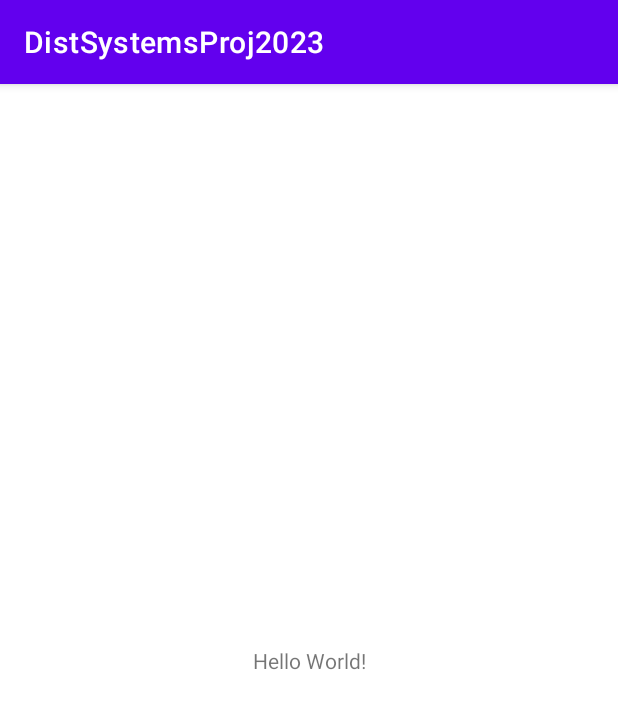
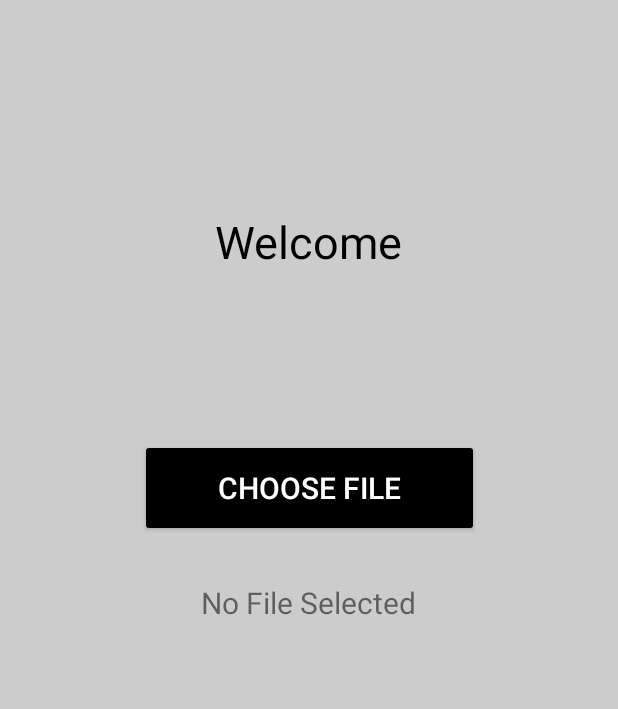
Before and after one commit to giorgosvlachos9/Distributed-Systems-Android-Project-2023, an Android app: the screen it shows after launch (MainActivity), on a phone screen of 412 x 824 dp. Shown: the top 709 px of the screen. Run offline under Robolectric (Android 15) with nearby library versions, the light colour scheme and no system bars.

Commit message:
First small update!

```diff
--- a/app/build.gradle
+++ b/app/build.gradle
@@ -33,6 +33,7 @@ dependencies {
     implementation 'androidx.appcompat:appcompat:1.6.1'
     implementation 'com.google.android.material:material:1.9.0'
     implementation 'androidx.constraintlayout:constraintlayout:2.1.4'
+
     testImplementation 'junit:junit:4.13.2'
     androidTestImplementation 'androidx.test.ext:junit:1.1.5'
     androidTestImplementation 'androidx.test.espresso:espresso-core:3.5.1'
--- a/app/src/main/AndroidManifest.xml
+++ b/app/src/main/AndroidManifest.xml
@@ -1,6 +1,17 @@
 <?xml version="1.0" encoding="utf-8"?>
 <manifest xmlns:android="http://schemas.android.com/apk/res/android"
     xmlns:tools="http://schemas.android.com/tools">
+
+    <!-- The app's permissions -->
+    <uses-permission android:name="android.permission.INTERNET" />
+    <uses-permission android:name="android.permission.ACCESS_NETWORK_STATE" />
+    <uses-permission android:name="android.permission.READ_EXTERNAL_STORAGE" />
+
+    <!-- The app's SDK -->
+    <uses-sdk
+        android:minSdkVersion="26"
+        android:targetSdkVersion="27"
+        />
 
     <application
         android:allowBackup="true"
@@ -9,7 +20,7 @@
         android:icon="@mipmap/ic_launcher"
         android:label="@string/app_name"
         android:supportsRtl="true"
-        android:theme="@style/Theme.DistSystemsProj2023"
+        android:theme="@style/Theme.AppCompat.Light.NoActionBar"
         tools:targetApi="31">
         <activity
             android:name=".MainActivity"
--- a/app/src/main/java/com/example/distsystemsproj2023/MainActivity.java
+++ b/app/src/main/java/com/example/distsystemsproj2023/MainActivity.java
@@ -1,14 +1,41 @@
 package com.example.distsystemsproj2023;
 
 import androidx.appcompat.app.AppCompatActivity;
+import androidx.core.content.ContextCompat;
 
+import android.content.Context;
+import android.content.pm.PackageManager;
 import android.os.Bundle;
+import android.view.View;
+import android.widget.*;
+import android.Manifest;
 
 public class MainActivity extends AppCompatActivity {
+    private TextView welcomeTV, fileSelTV;
+    private Button choose_fileBTN, uploadBTN;
 
     @Override
     protected void onCreate(Bundle savedInstanceState) {
         super.onCreate(savedInstanceState);
         setContentView(R.layout.activity_main);
+
+        welcomeTV = (TextView) findViewById(R.id.idTVWelcome);
+        fileSelTV = (TextView) findViewById(R.id.idTVFileSelected);
+        choose_fileBTN = (Button) findViewById(R.id.idBSelectFile);
+        uploadBTN = (Button) findViewById(R.id.idBUpload);
+
+        choose_fileBTN.setOnClickListener(new View.OnClickListener() {
+            @Override
+            public void onClick(View view) {
+                if(ContextCompat.checkSelfPermission(MainActivity.this, Manifest.permission.READ_EXTERNAL_STORAGE)
+                        != PackageManager.PERMISSION_GRANTED)
+                {
+                    System.out.println("PermNotGranted");
+                }
+                else{
+                    System.out.println("Granted");
+                }
+            }
+        });
     }
 }
--- a/app/src/main/res/layout/activity_main.xml
+++ b/app/src/main/res/layout/activity_main.xml
@@ -4,15 +4,71 @@
     xmlns:tools="http://schemas.android.com/tools"
     android:layout_width="match_parent"
     android:layout_height="match_parent"
-    tools:context=".MainActivity">
+    android:background="@color/ltgray"
+    tools:context="com.example.distsystemsproj2023.MainActivity">
+
+    <!--android.support.v7.widget.Toolbar-->
+
 
     <TextView
+        android:id="@+id/idTVWelcome"
         android:layout_width="wrap_content"
         android:layout_height="wrap_content"
-        android:text="Hello World!"
-        app:layout_constraintBottom_toBottomOf="parent"
+        android:layout_marginTop="149dp"
+        android:layout_marginBottom="120dp"
+        android:padding="20dp"
+        android:text="Welcome"
+        android:textColor="@color/black"
+        android:textSize="30sp"
+        app:layout_constraintBottom_toTopOf="@+id/idBSelectFile"
         app:layout_constraintEnd_toEndOf="parent"
         app:layout_constraintStart_toStartOf="parent"
         app:layout_constraintTop_toTopOf="parent" />
 
+    <Button
+        android:id="@+id/idBSelectFile"
+        android:layout_width="226dp"
+        android:layout_height="65dp"
+        android:layout_marginTop="343dp"
+        android:layout_marginBottom="30dp"
+        android:backgroundTint="@android:color/black"
+        android:text="Choose File"
+        android:padding="10dp"
+        android:textSize="20dp"
+        android:textColor="@color/white"
+        app:layout_constraintBottom_toTopOf="@+id/idTVFileSelected"
+        app:layout_constraintEnd_toEndOf="parent"
+        app:layout_constraintStart_toStartOf="parent"
+        app:layout_constraintTop_toTopOf="parent" />
+
+    <Button
+        android:id="@+id/idBUpload"
+        android:layout_width="wrap_content"
+        android:layout_height="wrap_content"
+        android:backgroundTint="@android:color/black"
+        android:text="Upload"
+        android:textColor="@android:color/white"
+        android:textSize="18dp"
+        android:visibility="gone"
+        app:layout_constraintBottom_toBottomOf="parent"
+        app:layout_constraintEnd_toEndOf="parent"
+        app:layout_constraintHorizontal_bias="0.498"
+        app:layout_constraintStart_toStartOf="parent"
+        app:layout_constraintTop_toTopOf="parent"
+        app:layout_constraintVertical_bias="0.591" />
+
+    <TextView
+        android:id="@+id/idTVFileSelected"
+        android:layout_width="wrap_content"
+        android:layout_height="wrap_content"
+        android:layout_marginBottom="460dp"
+        android:text="No File Selected"
+        android:textSize="20dp"
+        app:layout_constraintBottom_toBottomOf="parent"
+        app:layout_constraintEnd_toEndOf="parent"
+        app:layout_constraintHorizontal_bias="0.498"
+        app:layout_constraintStart_toStartOf="parent"
+        app:layout_constraintTop_toBottomOf="@+id/idBSelectFile" />
+
+
 </androidx.constraintlayout.widget.ConstraintLayout>
--- a/app/src/main/res/values/colors.xml
+++ b/app/src/main/res/values/colors.xml
@@ -7,4 +7,9 @@
     <color name="teal_700">#FF018786</color>
     <color name="black">#FF000000</color>
     <color name="white">#FFFFFFFF</color>
+    <color name="magenta">#ffff00ff</color>
+    <color name="ltgray">#ffcccccc</color>
+    <color name="dkgray">#ff444444</color>
+    <color name="transparent">#00000000</color>
+
 </resources>
--- a/app/src/main/res/values/themes.xml
+++ b/app/src/main/res/values/themes.xml
@@ -13,4 +13,8 @@
         <item name="android:statusBarColor">?attr/colorPrimaryVariant</item>
         <!-- Customize your theme here. -->
     </style>
+
+    <style name="Button.White" parent="ThemeOverlay.AppCompat">
+        <item name="colorAccent">@android:color/white</item>
+    </style>
 </resources>
```
